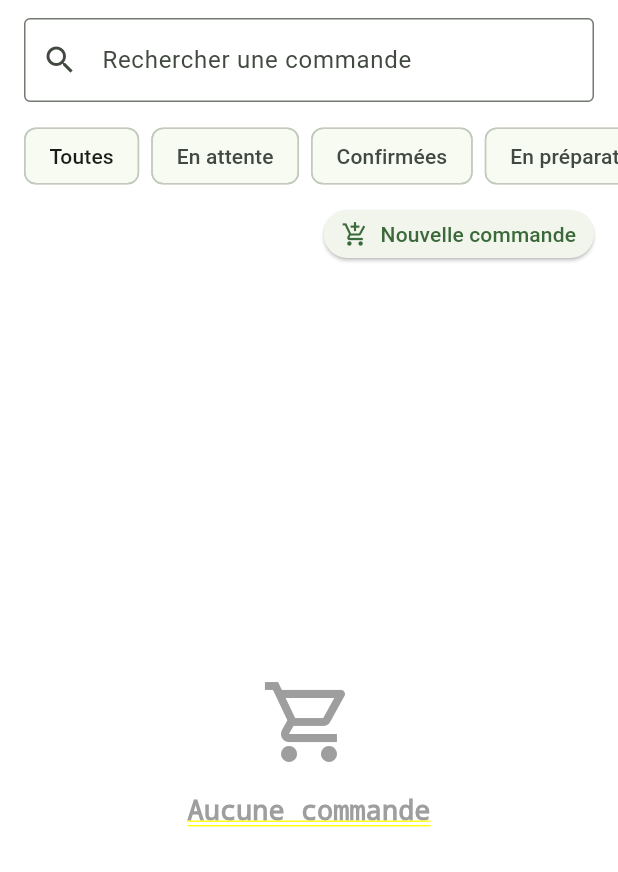
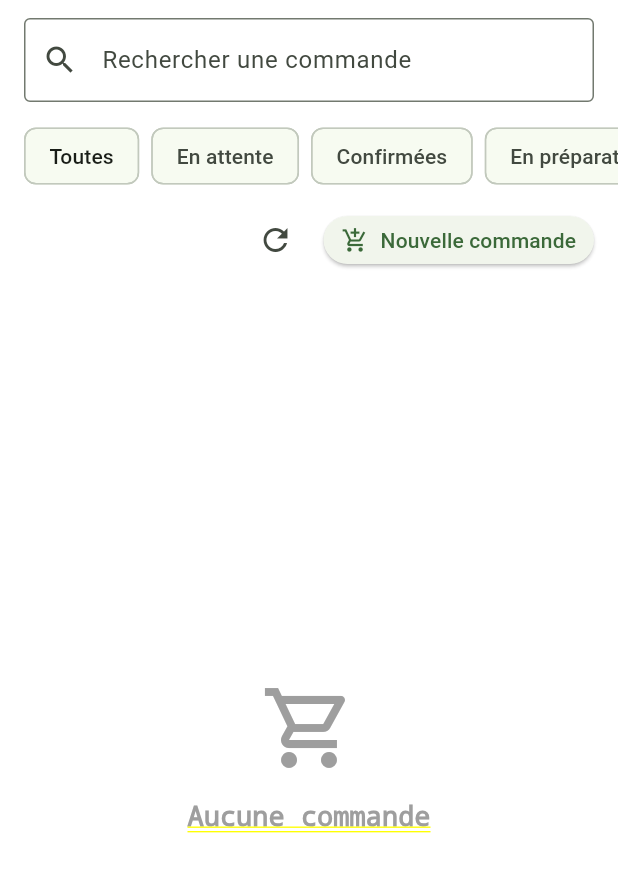
Before and after one commit to WEND-YAM-SOFT/Agribusiness-full, a Flutter app: the CommandesScreen screen opened directly, on a phone screen of 412 x 824 dp. Shown: the top 872 px of the screen. Run offline on Flutter 3.47's test engine with Material 3 defaults, Android fonts, the phone set to English and light mode, and no system bars; our stand-ins replace fl_chart, shared_preferences, table_calendar; accounts and stored records are empty; network calls fail.

Commit message:
fix: roadmap desktop locale stability and commandes parsing refresh

```diff
--- a/mobile/lib/providers/commandes_provider.dart
+++ b/mobile/lib/providers/commandes_provider.dart
@@ -72,9 +72,9 @@ class CommandesProvider with ChangeNotifier {
       final data = await ApiService.getCommandes();
       final parsed = <Commande>[];
       for (final json in data) {
-        if (json is! Map<String, dynamic>) continue;
+        if (json is! Map) continue;
         try {
-          parsed.add(Commande.fromJson(json));
+          parsed.add(Commande.fromJson(Map<String, dynamic>.from(json)));
         } catch (e) {
           debugPrint('Commande ignorée (format invalide): $e');
         }
--- a/mobile/lib/screens/commandes_screen.dart
+++ b/mobile/lib/screens/commandes_screen.dart
@@ -109,6 +109,12 @@ class _CommandesScreenState extends State<CommandesScreen> {
                 child: Row(
                   mainAxisAlignment: MainAxisAlignment.end,
                   children: [
+                    IconButton(
+                      tooltip: 'Rafraîchir',
+                      onPressed: () => context.read<CommandesProvider>().chargerCommandes(),
+                      icon: const Icon(Icons.refresh),
+                    ),
+                    const SizedBox(width: 8),
                     ElevatedButton.icon(
                       onPressed: _showNouvelleCommandeDialog,
                       style: ElevatedButton.styleFrom(
@@ -174,7 +180,7 @@ class _CommandesScreenState extends State<CommandesScreen> {
         break;
       case 'livree':
         statutColor = Colors.purple;
-        statutLabel = 'En préparation';
+        statutLabel = 'Livrée';
         break;
       case 'annulee':
         statutColor = Colors.red;
--- a/mobile/lib/screens/roadmap_screen.dart
+++ b/mobile/lib/screens/roadmap_screen.dart
@@ -304,6 +304,7 @@ class _RoadmapScreenState extends State<RoadmapScreen> {
   }
 
   Widget _buildMonthHeader(ProductionPlan plan) {
+    final localeTag = Localizations.localeOf(context).toLanguageTag();
     final months = <DateTime>[];
     final first = DateTime(plan.start.year, plan.start.month, 1);
     final last = DateTime(plan.end.year, plan.end.month, 1);
@@ -330,7 +331,7 @@ class _RoadmapScreenState extends State<RoadmapScreen> {
             ),
             child: Column(
               children: [
-                Text(DateFormat('MMM', 'fr').format(m).toUpperCase(), style: const TextStyle(fontWeight: FontWeight.bold)),
+                Text(DateFormat('MMM', localeTag).format(m).toUpperCase(), style: const TextStyle(fontWeight: FontWeight.bold)),
                 Text('${m.year}', style: const TextStyle(fontSize: 11)),
               ],
             ),
```
